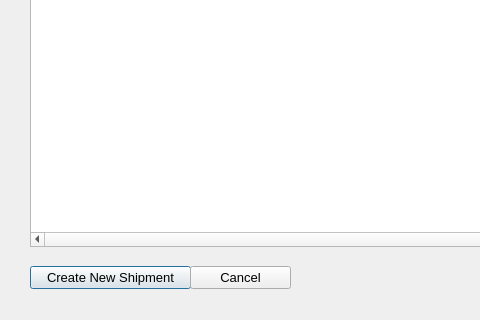
This is OmegaSquaddApplication/managetheshipmentswindow.ui in paulina7m/COMP3004OmegaSquad as Qt 5 draws it before an edit; both pictures show x 0 to 480 and y 184 to 504 of the 1054 by 504 pixel window. The edited form follows.
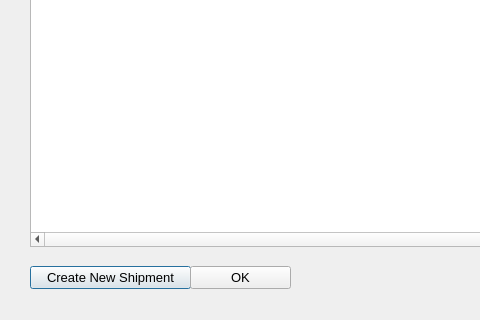
This is the edited form.

```diff
--- a/OmegaSquaddApplication/managetheshipmentswindow.ui
+++ b/OmegaSquaddApplication/managetheshipmentswindow.ui
@@ -122,7 +122,7 @@
     </rect>
    </property>
    <property name="text">
-    <string>Cancel</string>
+    <string>OK</string>
    </property>
   </widget>
  </widget>
```
Left out of the diff: 4 changed lines with no effect on the pictures.
